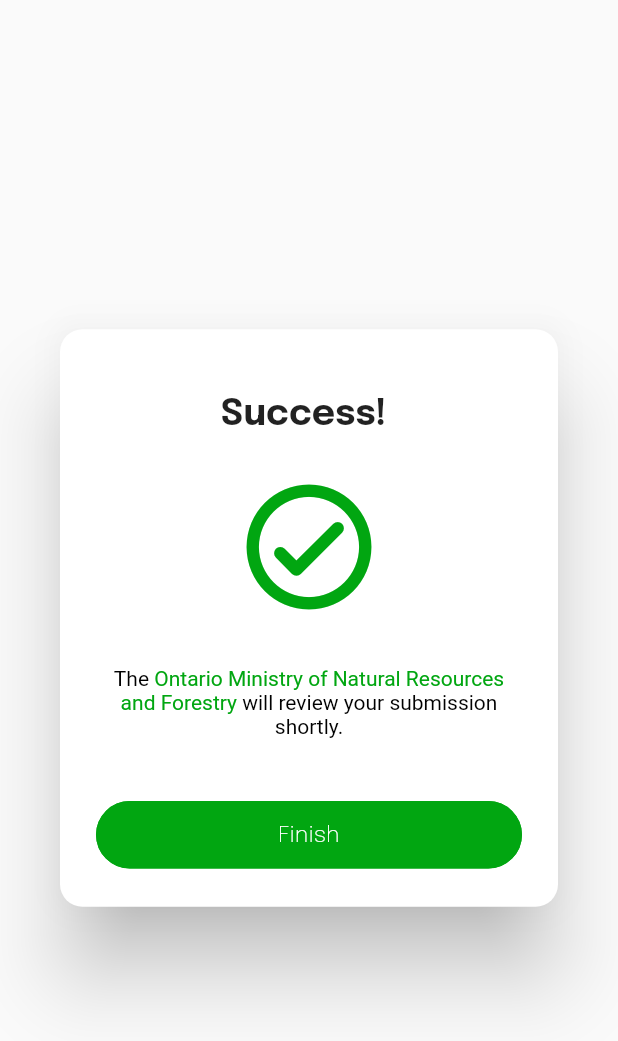
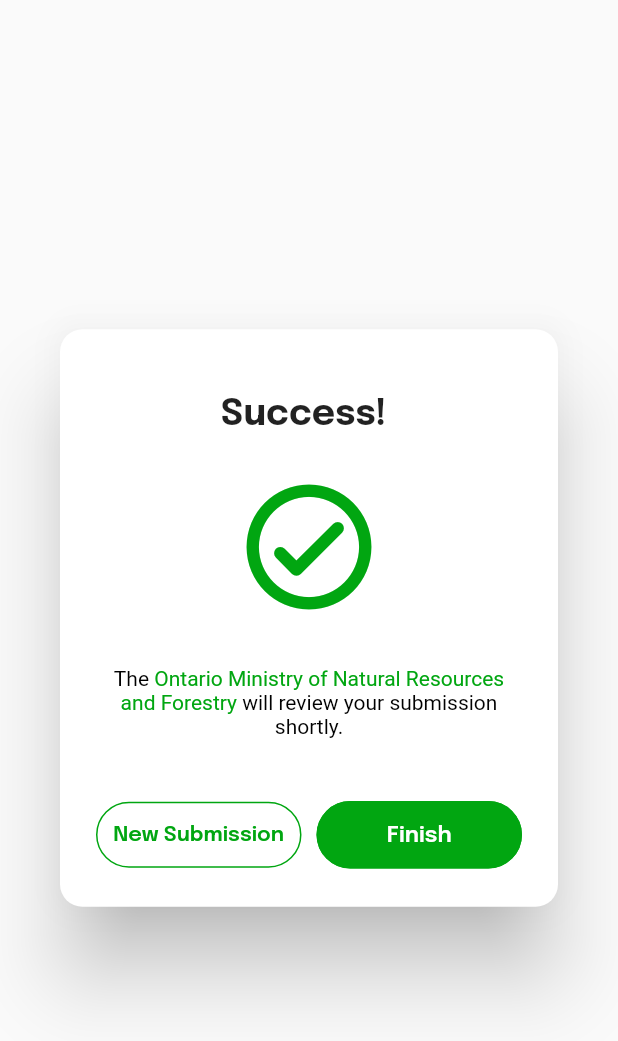
Before and after one commit to m-sauder/mapwatch, a Flutter app: the CustomSuccessDialog widget shown alone on an empty page, opened directly with empty values, on a phone screen of 412 x 824 dp. Shown: the top 1041 px of the screen. Run offline on Flutter 3.47's test engine with Material 2 defaults, Android fonts, the phone set to English and light mode, and no system bars; our stand-ins replace cloud_firestore, firebase_core, flutter_hooks, flutter_map, flutter_spinkit, flutter_svg and 4 more; missing offline and left inert: flutter_map_location; accounts and stored records are empty.

Commit message:
Test (#26)

```diff
--- a/lib/components/custom_success_dialog.dart
+++ b/lib/components/custom_success_dialog.dart
@@ -87,10 +87,34 @@ class _CustomSuccessDialogState extends State<CustomSuccessDialog> with SingleTi
               mainAxisAlignment: MainAxisAlignment.center,
               children: [
                 Expanded(
+                  child: TextButton(
+                    onPressed: widget.onCancelPressed,
+                    style: ButtonStyle(
+                      padding: MaterialStateProperty.all(EdgeInsets.symmetric(vertical: 15, horizontal: 0)),
+                      shadowColor: MaterialStateProperty.all<Color>(Colors.transparent),
+                      shape: MaterialStateProperty.all(
+                        RoundedRectangleBorder(
+                          borderRadius: BorderRadius.circular(40),
+                          side: BorderSide(color: CustomColorScheme.primaryColor),
+                        ),
+                      ),
+                    ),
+                    child: Text(
+                      'New Submission',
+                      style: Constants.mainFont.copyWith(
+                        fontWeight: FontWeight.w600,
+                        fontSize: 14,
+                        color: CustomColorScheme.primaryColor,
+                      ),
+                    ),
+                  ),
+                ),
+                SizedBox(width: 10),
+                Expanded(
                   child: ElevatedButton(
                     onPressed: widget.onCancelPressed,
                     style: ButtonStyle(
-                      padding: MaterialStateProperty.all(EdgeInsets.symmetric(vertical: 15, horizontal: 105)),
+                      padding: MaterialStateProperty.all(EdgeInsets.symmetric(vertical: 15, horizontal: 0)),
                       shadowColor: MaterialStateProperty.all<Color>(Colors.transparent),
                       backgroundColor: MaterialStateProperty.all<Color>(CustomColorScheme.primaryColor),
                       shape: MaterialStateProperty.all(
@@ -103,7 +127,7 @@ class _CustomSuccessDialogState extends State<CustomSuccessDialog> with SingleTi
                     child: Text(
                       'Finish',
                       style: Constants.mainFont.copyWith(
-                        fontWeight: FontWeight.w200,
+                        fontWeight: FontWeight.w600,
                         fontSize: 15,
                       ),
                     ),
--- a/lib/components/slider_panel_body.dart
+++ b/lib/components/slider_panel_body.dart
@@ -1,5 +1,6 @@
 import 'package:flutter/material.dart';
 import 'package:flutter_hooks/flutter_hooks.dart';
+import 'package:flutter_svg/flutter_svg.dart';
 import 'package:hooks_riverpod/hooks_riverpod.dart';
 import 'package:mapwatch/components/custom_elevated_button.dart';
 import 'package:mapwatch/components/favourite_cards.dart';
@@ -121,6 +122,11 @@ class SliderPanelBody extends HookWidget {
               crossAxisAlignment: CrossAxisAlignment.start,
               mainAxisAlignment: MainAxisAlignment.start,
               children: [
+                Container(
+                  child: SvgPicture.asset('images/search_bar.svg'),
+                  width: double.infinity,
+                ),
+                SizedBox(height: 21),
                 Text(
                   'Favourites',
                   style: Constants.mainFont.copyWith(fontSize: 24),
```
Also changed, not shown: images/search_bar.svg (added).
